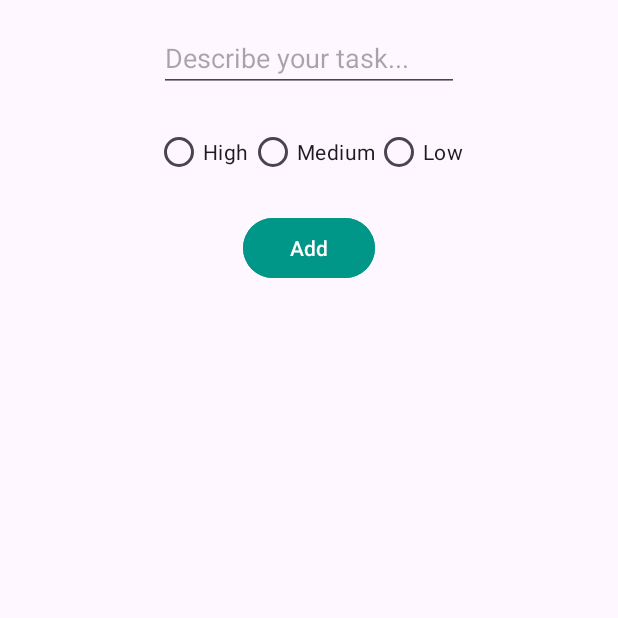
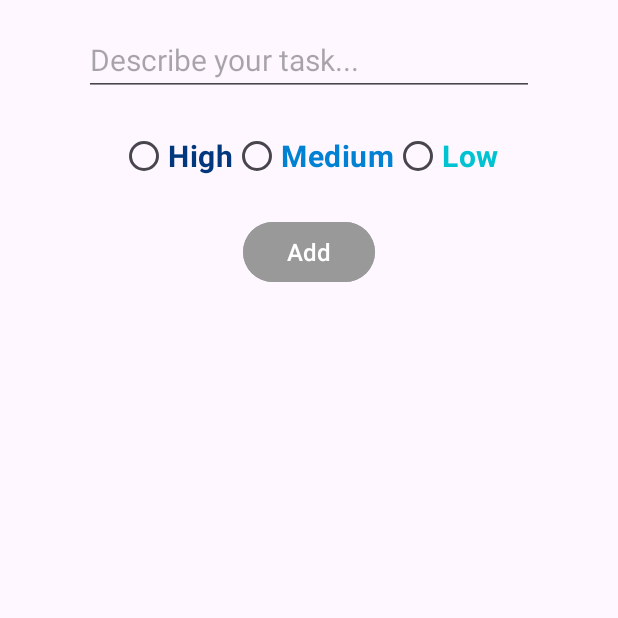
Before and after one commit to iwikoiti/ToDo, an Android app: the AddFragment screen opened through its navigation route, on a phone screen of 412 x 824 dp, the top half of it. Run offline under Robolectric (Android 15) with nearby library versions, the phone set to English and light mode, and no system bars; our stand-ins replace data binding.

```diff
--- a/app/src/main/res/layout/fragment_add.xml
+++ b/app/src/main/res/layout/fragment_add.xml
@@ -9,16 +9,18 @@
         tools:context="com.bignerdranch.android.todoapplication.ui.add.AddFragment">
         <EditText
             android:id="@+id/edit_task"
-            android:layout_width="200dp"
+            android:layout_width="300dp"
             android:layout_height="wrap_content"
             android:layout_marginTop="16dp"
             android:ems="10"
             android:hint="Describe your task..."
             android:inputType="text"
+            android:textSize="20sp"
             app:layout_constraintEnd_toEndOf="parent"
             app:layout_constraintHorizontal_bias="0.5"
             app:layout_constraintStart_toStartOf="parent"
             app:layout_constraintTop_toTopOf="parent" />
+
         <RadioGroup
             android:id="@+id/radio_priority"
             android:layout_width="wrap_content"
@@ -29,21 +31,33 @@
             app:layout_constraintHorizontal_bias="0.5"
             app:layout_constraintStart_toStartOf="parent"
             app:layout_constraintTop_toBottomOf="@+id/edit_task">
+
             <RadioButton
                 android:id="@+id/btn_high"
                 android:layout_width="match_parent"
                 android:layout_height="wrap_content"
-                android:text="@string/high_priority" />
+                android:text="@string/high_priority"
+                android:textColor="#00377d"
+                android:textSize="20sp"
+                android:textStyle="bold" />
+
             <RadioButton
                 android:id="@+id/btn_medium"
                 android:layout_width="match_parent"
                 android:layout_height="wrap_content"
-                android:text="@string/medium_priority" />
+                android:text="@string/medium_priority"
+                android:textColor="#0081d2"
+                android:textSize="20sp"
+                android:textStyle="bold" />
+
             <RadioButton
                 android:id="@+id/btn_low"
                 android:layout_width="match_parent"
                 android:layout_height="wrap_content"
-                android:text="@string/low_priority" />
+                android:text="@string/low_priority"
+                android:textColor="#00c3d2"
+                android:textSize="20sp"
+                android:textStyle="bold" />
         </RadioGroup>
 
         <Button
@@ -51,8 +65,9 @@
             android:layout_width="wrap_content"
             android:layout_height="wrap_content"
             android:layout_marginTop="16dp"
-            android:backgroundTint="#009688"
+            android:backgroundTint="#999999"
             android:text="Add"
+            android:textSize="16sp"
             app:layout_constraintEnd_toEndOf="parent"
             app:layout_constraintHorizontal_bias="0.5"
             app:layout_constraintStart_toStartOf="parent"
--- a/app/src/main/res/layout/fragment_task.xml
+++ b/app/src/main/res/layout/fragment_task.xml
@@ -10,6 +10,7 @@
         android:layout_width="match_parent"
         android:layout_height="match_parent"
         tools:context="com.bignerdranch.android.todoapplication.ui.task.TaskFragment">
+
         <androidx.recyclerview.widget.RecyclerView
             android:id="@+id/recycler_view"
             android:layout_width="0dp"
```
Also changed, not shown: app/src/main/java/com/bignerdranch/android/todo/util/BindingAdapters.kt (added, +28 -0 lines), app/src/main/res/layout/row_layout.xml (+11 -3 lines).
